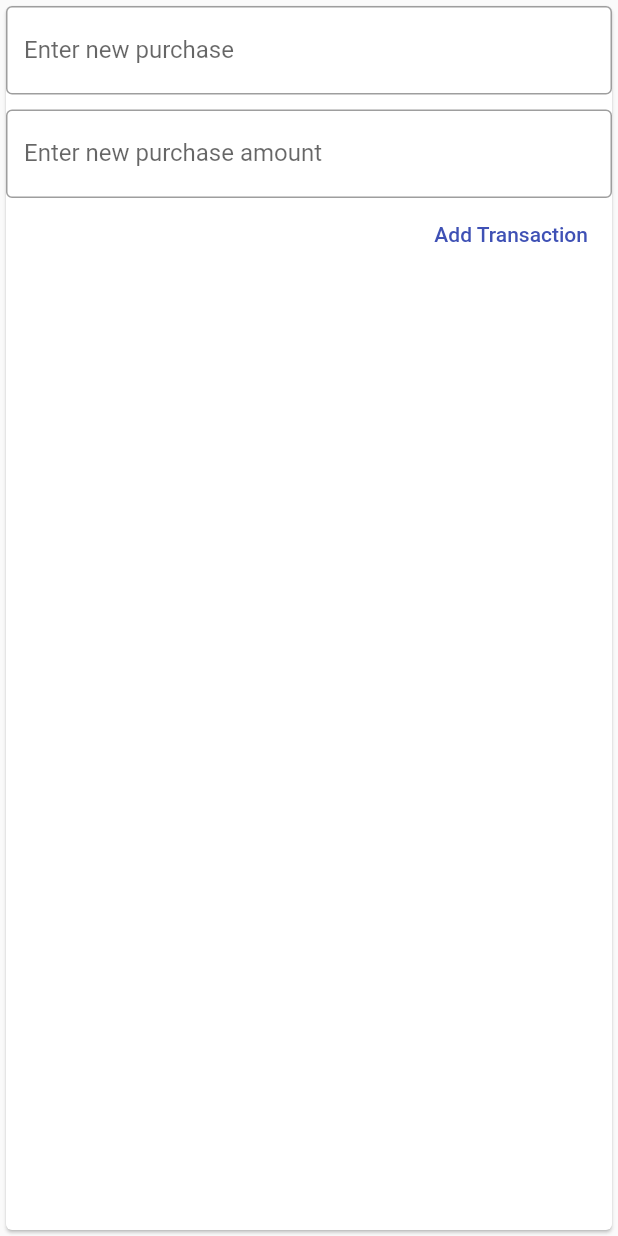
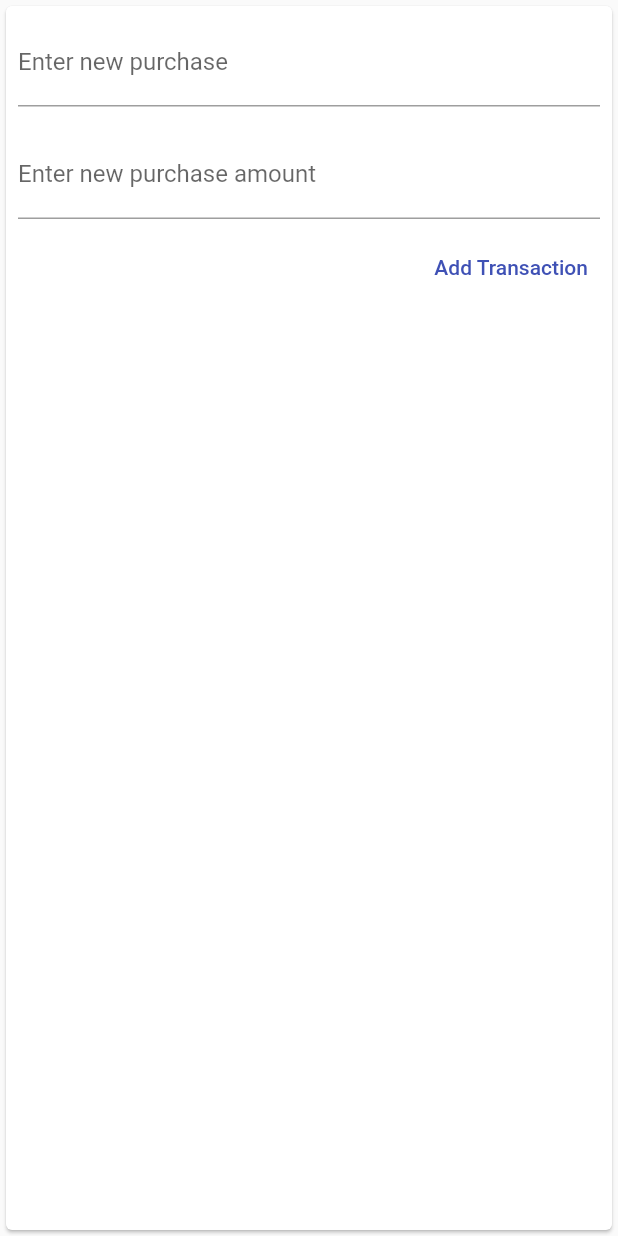
Before and after one commit to spencerdezartsmith/personal_expenses, a Flutter app: the NewTransaction widget shown alone on an empty page, opened directly with empty values, after a tap on "Add Transaction", on a phone screen of 412 x 824 dp. Run offline on Flutter 3.47's test engine with Material 2 defaults, Android fonts, the phone set to English and light mode, and no system bars.

```diff
--- a/lib/widgets/new_transaction.dart
+++ b/lib/widgets/new_transaction.dart
@@ -1,12 +1,31 @@
 import 'package:flutter/material.dart';
-import 'package:personal_expenses/widgets/user_transactions.dart';
 
-class NewTransaction extends StatelessWidget {
-  final titleController = TextEditingController();
-  final amountController = TextEditingController();
+class NewTransaction extends StatefulWidget {
   final Function addNewTransaction;
 
   NewTransaction(this.addNewTransaction);
+
+  @override
+  _NewTransactionState createState() => _NewTransactionState();
+}
+
+class _NewTransactionState extends State<NewTransaction> {
+  final titleController = TextEditingController();
+
+  final amountController = TextEditingController();
+
+  void submitData() {
+    final enteredTitle = titleController.text;
+    final enteredAmount = double.parse(amountController.text);
+
+    if (enteredTitle.isEmpty || enteredAmount <= 0) {
+      return;
+    }
+    // widget references the above widget
+    widget.addNewTransaction(enteredTitle, enteredAmount);
+
+    Navigator.of(context).pop();
+  }
 
   @override
   Widget build(BuildContext context) {
@@ -14,27 +33,29 @@ class NewTransaction extends StatelessWidget {
       child: Column(
         crossAxisAlignment: CrossAxisAlignment.end,
         children: <Widget>[
-          TextField(
+          Padding(
+            padding: const EdgeInsets.all(8.0),
+            child: TextField(
               decoration: InputDecoration(
-              border: OutlineInputBorder(),
                 labelText: 'Enter new purchase'
               ),
               controller: titleController,
+              onSubmitted: (_) => submitData(),
             ),
-          Container(
-            padding: EdgeInsets.only(bottom: 10.0)
           ),
-          TextField(
+          Padding(
+            padding: const EdgeInsets.all(8.0),
+            child: TextField(
               decoration: InputDecoration(
-              border: OutlineInputBorder(),
                 labelText: 'Enter new purchase amount'
               ),
               controller: amountController,
+              keyboardType: TextInputType.number,
+              onSubmitted: (_) => submitData(),
+            ),
           ),
           FlatButton(
-            onPressed: () {
-              addNewTransaction(titleController.text, double.parse(amountController.text));
-            },
+            onPressed: submitData,
             textColor: Colors.indigo,
             child: Text('Add Transaction')
           )
```
Also changed, not shown: lib/main.dart (+70 -9 lines), lib/widgets/chart.dart (added, +48 -0 lines), lib/widgets/chart_bar.dart (added, +14 -0 lines), lib/widgets/transaction_list.dart (+28 -23 lines), lib/widgets/user_transactions.dart (deleted, +0 -39 lines), pubspec.yaml (+14 -15 lines), assets/fonts/OpenSans-Bold.ttf (added), assets/fonts/OpenSans-Regular.ttf (added), assets/fonts/Quicksand-Bold.ttf (added), assets/fonts/Quicksand-Light.ttf (added), assets/fonts/Quicksand-Medium.ttf (added), assets/fonts/Quicksand-Regular.ttf (added), assets/images/waiting.png (added). Lines whose indentation alone changed are shown as unchanged.
